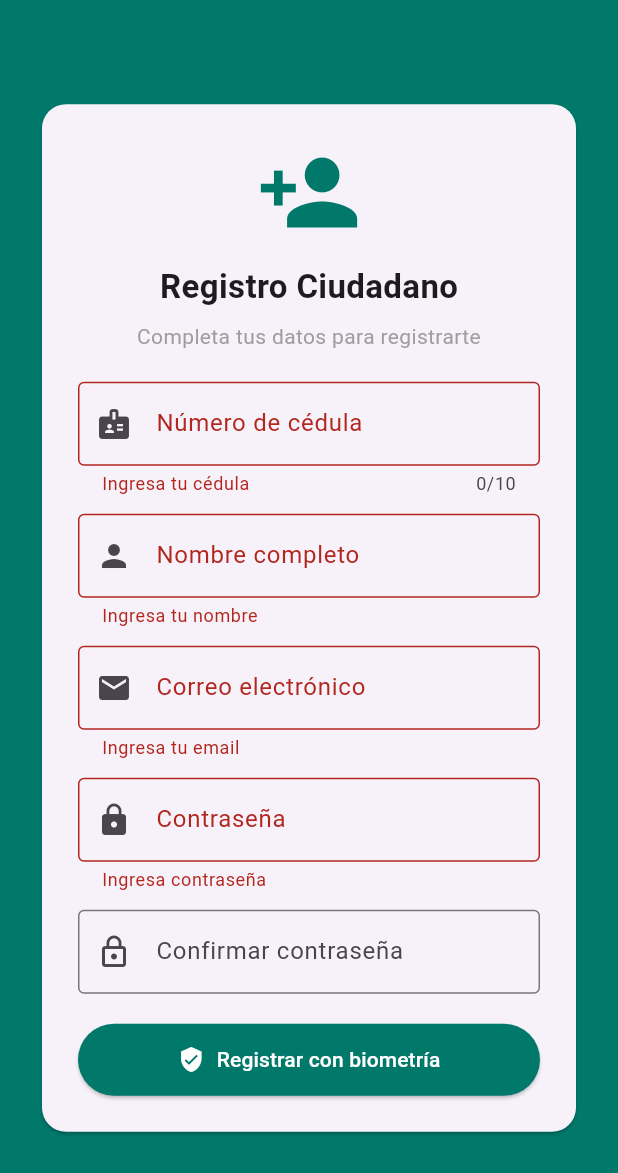
After one commit to Andresvcnt1/Aplicacion_Geoinformatica, a Flutter app: the screen it shows after launch, after a tap on "Registrar con biometría", on a phone screen of 412 x 824 dp. The commit adds this screen. Shown: the top 1173 px of the screen. Run offline on Flutter 3.47's test engine with Material 3 defaults, Android fonts, the phone set to English and light mode, and no system bars; our stand-ins replace flutter_map, geolocator, image_picker, latlong2, local_auth, shared_preferences; network calls fail.

Commit message:
feat: Implementación de registro de usuarios con biometría y validación de cédula (RF004) - Frontend (Flutter): Splash screen, formulario de registro, validación de cédula ecuatoriana y autenticación biométrica (facial/huella/PIN). - Backend (Django): Modelo de Usuario personalizado (AbstractUser), endpoin

```diff
--- /dev/null
+++ b/APLICACION TESIS/geoincidencias_loja/lib/features/auth/registro_screen.dart
@@ -0,0 +1,339 @@
+import 'package:flutter/material.dart';
+import 'package:local_auth/local_auth.dart';
+import 'package:http/http.dart' as http;
+import 'dart:convert';
+import 'package:shared_preferences/shared_preferences.dart';
+import '../../core/constants.dart';
+import '../dashboard/home_screen.dart';
+
+class RegistroScreen extends StatefulWidget {
+  const RegistroScreen({super.key});
+
+  @override
+  State<RegistroScreen> createState() => _RegistroScreenState();
+}
+
+class _RegistroScreenState extends State<RegistroScreen> {
+  final _formKey = GlobalKey<FormState>();
+  final _cedulaController = TextEditingController();
+  final _nombreController = TextEditingController();
+  final _emailController = TextEditingController();
+  final _passwordController = TextEditingController();
+  final _confirmPasswordController = TextEditingController();
+
+  bool _cargando = false;
+  String _metodoBiometrico = 'huella';
+
+  // Validar cédula ecuatoriana
+  bool validarCedula(String cedula) {
+    if (cedula.length != 10 || !RegExp(r'^\d+$').hasMatch(cedula)) return false;
+    final provincia = int.parse(cedula.substring(0, 2));
+    if (provincia < 1 || provincia > 24) return false;
+    if (int.parse(cedula[2]) > 5) return false;
+
+    const coef = [2, 1, 2, 1, 2, 1, 2, 1, 2];
+    int suma = 0;
+    for (int i = 0; i < 9; i++) {
+      int v = int.parse(cedula[i]) * coef[i];
+      if (v > 9) v -= 9;
+      suma += v;
+    }
+    return (10 - (suma % 10)) % 10 == int.parse(cedula[9]);
+  }
+
+  Future<void> _registrarUsuario() async {
+    if (!(_formKey.currentState?.validate() ?? false)) return;
+
+    // Primero verificar biometría
+    final biometriaOk = await _verificarBiometria();
+    if (!biometriaOk) return;
+
+    setState(() => _cargando = true);
+
+    try {
+      final response = await http.post(
+        Uri.parse('${ApiConstants.baseUrl}/api/registro/'),
+        headers: {'Content-Type': 'application/json'},
+        body: jsonEncode({
+          'cedula': _cedulaController.text.trim(),
+          'username': _nombreController.text.trim(),
+          'email': _emailController.text.trim(),
+          'password': _passwordController.text,
+          'password_confirm': _confirmPasswordController.text,
+          'metodo_verificacion': _metodoBiometrico,
+        }),
+      );
+
+      if (response.statusCode == 201) {
+        // Guardar localmente que ya está registrado
+        final prefs = await SharedPreferences.getInstance();
+        await prefs.setString('cedula', _cedulaController.text.trim());
+        await prefs.setBool('usuario_registrado', true);
+
+        if (!mounted) return;
+        Navigator.pushReplacement(
+          context,
+          MaterialPageRoute(builder: (_) => const HomeScreen()),
+        );
+      } else {
+        final error = jsonDecode(response.body);
+        String mensaje = 'Error en el registro';
+
+        if (error is Map) {
+          if (error.containsKey('cedula')) {
+            mensaje = 'Cédula ya registrada o inválida';
+          } else if (error.containsKey('username')) {
+            mensaje = 'Nombre de usuario ya existe';
+          } else if (error.containsKey('email')) {
+            mensaje = 'Email ya registrado';
+          } else if (error.containsKey('password')) {
+            mensaje = 'Contraseña no válida';
+          }
+        }
+
+        _showSnackBar('❌ $mensaje', Colors.red);
+      }
+    } catch (e) {
+      _showSnackBar('❌ Error de conexión: $e', Colors.red);
+    } finally {
+      setState(() => _cargando = false);
+    }
+  }
+
+  Future<bool> _verificarBiometria() async {
+    final LocalAuthentication localAuth = LocalAuthentication();
+
+    try {
+      final bool canCheckBiometrics = await localAuth.canCheckBiometrics;
+
+      if (!canCheckBiometrics) {
+        _showSnackBar(
+          '⚠️ No hay biometría configurada. Se omitirá este paso.',
+          Colors.orange,
+        );
+        return true;
+      }
+
+      final List<BiometricType> availableBiometrics = await localAuth
+          .getAvailableBiometrics();
+
+      final bool tieneFacial = availableBiometrics.contains(BiometricType.face);
+      setState(() {
+        _metodoBiometrico = tieneFacial ? 'facial' : 'huella';
+      });
+
+      String mensaje = tieneFacial
+          ? 'Usa tu reconocimiento facial o PIN para registrar tu cuenta'
+          : 'Usa tu huella digital o PIN para registrar tu cuenta';
+
+      // ✅ API actualizada para local_auth 3.x
+      final bool didAuthenticate = await localAuth.authenticate(
+        localizedReason: mensaje,
+        biometricOnly: false,
+        persistAcrossBackgrounding: true,
+      );
+
+      return didAuthenticate;
+    } on LocalAuthException catch (e) {
+      debugPrint(
+        'Código de error biometría: ${e.code.name}',
+      ); // <- esto te dirá el nombre exacto en consola
+
+      if (e.code == LocalAuthExceptionCode.noBiometricHardware) {
+        _showSnackBar(
+          '⚠️ Este dispositivo no tiene sensor biométrico.',
+          Colors.orange,
+        );
+      } else if (e.code == LocalAuthExceptionCode.temporaryLockout ||
+          e.code == LocalAuthExceptionCode.biometricLockout) {
+        _showSnackBar(
+          '⚠️ Biometría bloqueada temporalmente. Intenta más tarde.',
+          Colors.orange,
+        );
+      } else if (e.code == LocalAuthExceptionCode.userCanceled ||
+          e.code == LocalAuthExceptionCode.systemCanceled) {
+        _showSnackBar('⚠️ Autenticación cancelada.', Colors.orange);
+      } else {
+        _showSnackBar(
+          '⚠️ No se pudo verificar la biometría. Se omitirá este paso.',
+          Colors.orange,
+        );
+      }
+      return true;
+    } catch (e) {
+      _showSnackBar(
+        '⚠️ No se pudo verificar la biometría. Se omitirá este paso.',
+        Colors.orange,
+      );
+      return true;
+    }
+  }
+
+  void _showSnackBar(String message, Color color) {
+    if (!mounted) return;
+    ScaffoldMessenger.of(
+      context,
+    ).showSnackBar(SnackBar(content: Text(message), backgroundColor: color));
+  }
+
+  @override
+  Widget build(BuildContext context) {
+    return Scaffold(
+      backgroundColor: const Color(0xFF00796B),
+      body: Center(
+        child: SingleChildScrollView(
+          padding: const EdgeInsets.all(24),
+          child: Card(
+            shape: RoundedRectangleBorder(
+              borderRadius: BorderRadius.circular(16),
+            ),
+            child: Padding(
+              padding: const EdgeInsets.all(24),
+              child: Form(
+                key: _formKey,
+                child: Column(
+                  mainAxisSize: MainAxisSize.min,
+                  children: [
+                    const Icon(
+                      Icons.person_add,
+                      size: 70,
+                      color: Color(0xFF00796B),
+                    ),
+                    const SizedBox(height: 12),
+                    const Text(
+                      'Registro Ciudadano',
+                      style: TextStyle(
+                        fontSize: 22,
+                        fontWeight: FontWeight.bold,
+                      ),
+                    ),
+                    const SizedBox(height: 8),
+                    const Text(
+                      'Completa tus datos para registrarte',
+                      textAlign: TextAlign.center,
+                      style: TextStyle(color: Colors.grey),
+                    ),
+                    const SizedBox(height: 20),
+
+                    // Cédula
+                    TextFormField(
+                      controller: _cedulaController,
+                      keyboardType: TextInputType.number,
+                      maxLength: 10,
+                      decoration: const InputDecoration(
+                        labelText: 'Número de cédula',
+                        prefixIcon: Icon(Icons.badge),
+                        border: OutlineInputBorder(),
+                      ),
+                      validator: (v) {
+                        if (v == null || v.isEmpty) return 'Ingresa tu cédula';
+                        if (!validarCedula(v)) return 'Cédula inválida';
+                        return null;
+                      },
+                    ),
+                    const SizedBox(height: 12),
+
+                    // Nombre
+                    TextFormField(
+                      controller: _nombreController,
+                      decoration: const InputDecoration(
+                        labelText: 'Nombre completo',
+                        prefixIcon: Icon(Icons.person),
+                        border: OutlineInputBorder(),
+                      ),
+                      validator: (v) {
+                        if (v == null || v.isEmpty) return 'Ingresa tu nombre';
+                        return null;
+                      },
+                    ),
+                    const SizedBox(height: 12),
+
+                    // Email
+                    TextFormField(
+                      controller: _emailController,
+                      keyboardType: TextInputType.emailAddress,
+                      decoration: const InputDecoration(
+                        labelText: 'Correo electrónico',
+                        prefixIcon: Icon(Icons.email),
+                        border: OutlineInputBorder(),
+                      ),
+                      validator: (v) {
+                        if (v == null || v.isEmpty) return 'Ingresa tu email';
+                        if (!v.contains('@')) return 'Email inválido';
+                        return null;
+                      },
+                    ),
+                    const SizedBox(height: 12),
+
+                    // Contraseña
+                    TextFormField(
+                      controller: _passwordController,
+                      obscureText: true,
+                      decoration: const InputDecoration(
+                        labelText: 'Contraseña',
+                        prefixIcon: Icon(Icons.lock),
+                        border: OutlineInputBorder(),
+                      ),
+                      validator: (v) {
+                        if (v == null || v.isEmpty) return 'Ingresa contraseña';
+                        if (v.length < 6) return 'Mínimo 6 caracteres';
+                        return null;
+                      },
+                    ),
+                    const SizedBox(height: 12),
+
+                    // Confirmar contraseña
+                    TextFormField(
+                      controller: _confirmPasswordController,
+                      obscureText: true,
+                      decoration: const InputDecoration(
+                        labelText: 'Confirmar contraseña',
+                        prefixIcon: Icon(Icons.lock_outline),
+                        border: OutlineInputBorder(),
+                      ),
+                      validator: (v) {
+                        if (v != _passwordController.text) {
+                          return 'Las contraseñas no coinciden';
+                        }
+                        return null;
+                      },
+                    ),
+                    const SizedBox(height: 20),
+
+                    // Botón registrar
+                    SizedBox(
+                      width: double.infinity,
+                      child: ElevatedButton.icon(
+                        style: ElevatedButton.styleFrom(
+                          backgroundColor: const Color(0xFF00796B),
+                          foregroundColor: Colors.white,
+                          padding: const EdgeInsets.symmetric(vertical: 14),
+                        ),
+                        onPressed: _cargando ? null : _registrarUsuario,
+                        icon: _cargando
+                            ? const SizedBox(
+                                width: 20,
+                                height: 20,
+                                child: CircularProgressIndicator(
+                                  color: Colors.white,
+                                  strokeWidth: 2,
+                                ),
+                              )
+                            : const Icon(Icons.verified_user),
+                        label: Text(
+                          _cargando
+                              ? 'Registrando...'
+                              : 'Registrar con biometría',
+                        ),
+                      ),
+                    ),
+                  ],
+                ),
+              ),
+            ),
+          ),
+        ),
+      ),
+    );
+  }
+}
--- /dev/null
+++ b/APLICACION TESIS/geoincidencias_loja/lib/features/splash/splash_screen.dart
@@ -0,0 +1,73 @@
+import 'dart:async';
+import 'package:flutter/material.dart';
+import '../auth/registro_screen.dart';
+
+class SplashScreen extends StatefulWidget {
+  const SplashScreen({super.key});
+
+  @override
+  State<SplashScreen> createState() => _SplashScreenState();
+}
+
+class _SplashScreenState extends State<SplashScreen> {
+  @override
+  void initState() {
+    super.initState();
+    print('⏳ SPLASH INICIADO');
+    // Espera 3 segundos y va al registro (sin validar prefs por ahora)
+    Timer(const Duration(seconds: 3), () {
+      print('🚀 NAVEGANDO AL REGISTRO...');
+      if (!mounted) return;
+      Navigator.pushReplacement(
+        context,
+        MaterialPageRoute(builder: (_) => const RegistroScreen()),
+      );
+    });
+  }
+
+  @override
+  Widget build(BuildContext context) {
+    print('🎨 DIBUJANDO SPLASH...');
+    return Scaffold(
+      backgroundColor: const Color(0xFF00796B),
+      body: Center(
+        child: Column(
+          mainAxisAlignment: MainAxisAlignment.center,
+          children: [
+            // Si el logo falla, mostrará el ícono de respaldo automáticamente
+            Image.asset(
+              'assets/images/logo.jpg',
+              width: 200,
+              height: 200,
+              fit: BoxFit.contain,
+              errorBuilder: (context, error, stackTrace) {
+                print('⚠️ Logo no encontrado, usando ícono de respaldo');
+                return const Icon(
+                  Icons.location_city,
+                  size: 120,
+                  color: Colors.white,
+                );
+              },
+            ),
+            const SizedBox(height: 20),
+            const Text(
+              'GeoIncidencias Loja',
+              style: TextStyle(
+                color: Colors.white,
+                fontSize: 28,
+                fontWeight: FontWeight.bold,
+              ),
+            ),
+            const SizedBox(height: 8),
+            const Text(
+              'Tu reporte transforma tu ciudad',
+              style: TextStyle(color: Colors.white70, fontSize: 15),
+            ),
+            const SizedBox(height: 40),
+            const CircularProgressIndicator(color: Colors.white),
+          ],
+        ),
+      ),
+    );
+  }
+}
--- a/APLICACION TESIS/geoincidencias_loja/lib/main.dart
+++ b/APLICACION TESIS/geoincidencias_loja/lib/main.dart
@@ -1,19 +1,24 @@
 import 'package:flutter/material.dart';
-import 'core/theme.dart';
-import 'features/dashboard/home_screen.dart';
+import 'features/splash/splash_screen.dart';
 
-void main() => runApp(const GeoIncidenciasApp());
+void main() {
+  runApp(const MyApp());
+}
 
-class GeoIncidenciasApp extends StatelessWidget {
-  const GeoIncidenciasApp({super.key});
+class MyApp extends StatelessWidget {
+  const MyApp({super.key});
 
   @override
   Widget build(BuildContext context) {
     return MaterialApp(
       title: 'GeoIncidencias Loja',
       debugShowCheckedModeBanner: false,
-      theme: AppTheme.lightTheme,
-      home: const HomeScreen(),
+      theme: ThemeData(
+        primaryColor: const Color(0xFF00796B),
+        useMaterial3: true,
+      ),
+      // Forzamos que arranque directo en el Splash
+      home: const SplashScreen(),
     );
   }
 }
--- a/APLICACION TESIS/geoincidencias_loja/pubspec.yaml
+++ b/APLICACION TESIS/geoincidencias_loja/pubspec.yaml
@@ -40,6 +40,7 @@ dependencies:
   http: ^1.6.0
   image_picker: ^1.2.2
   local_auth: ^3.0.1
+  shared_preferences: ^2.5.5
 
 dev_dependencies:
   flutter_test:
@@ -62,7 +63,8 @@ flutter:
   # included with your application, so that you can use the icons in
   # the material Icons class.
   uses-material-design: true
-
+  assets:
+    - assets/images/
   # To add assets to your application, add an assets section, like this:
   # assets:
   #   - images/a_dot_burr.jpeg
```
Also changed, not shown: APLICACION TESIS/geoincidencias_loja/assets/images/logo.jpg (added), APLICACION TESIS/geoincidencias_loja/pubspec.lock, 10 other files.
